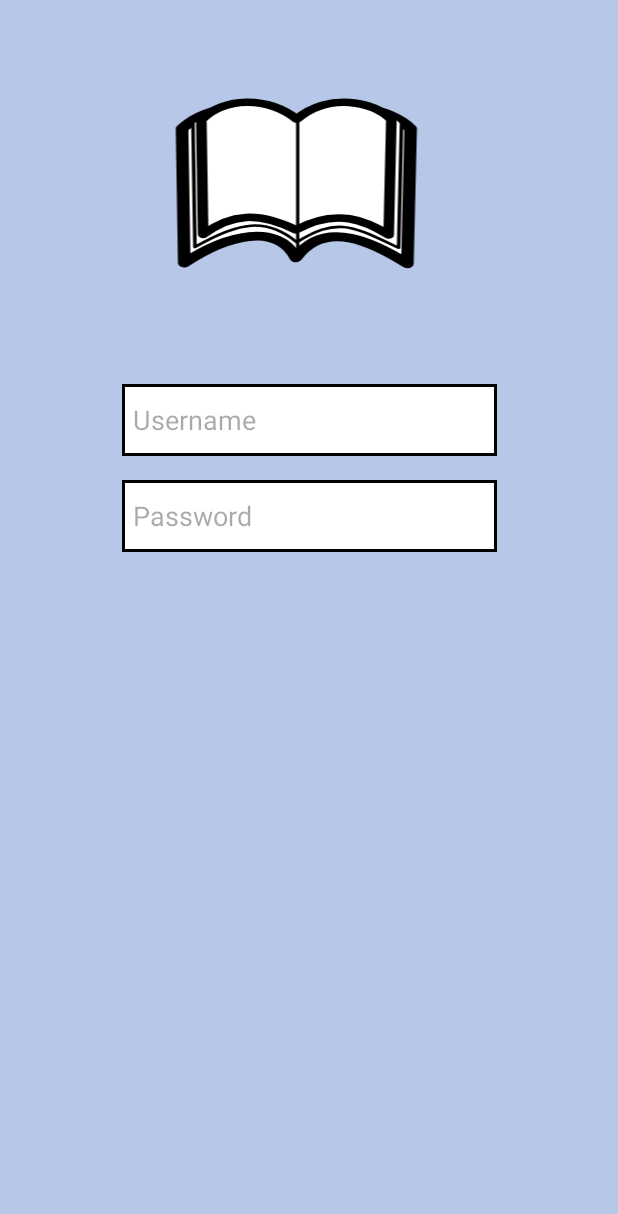
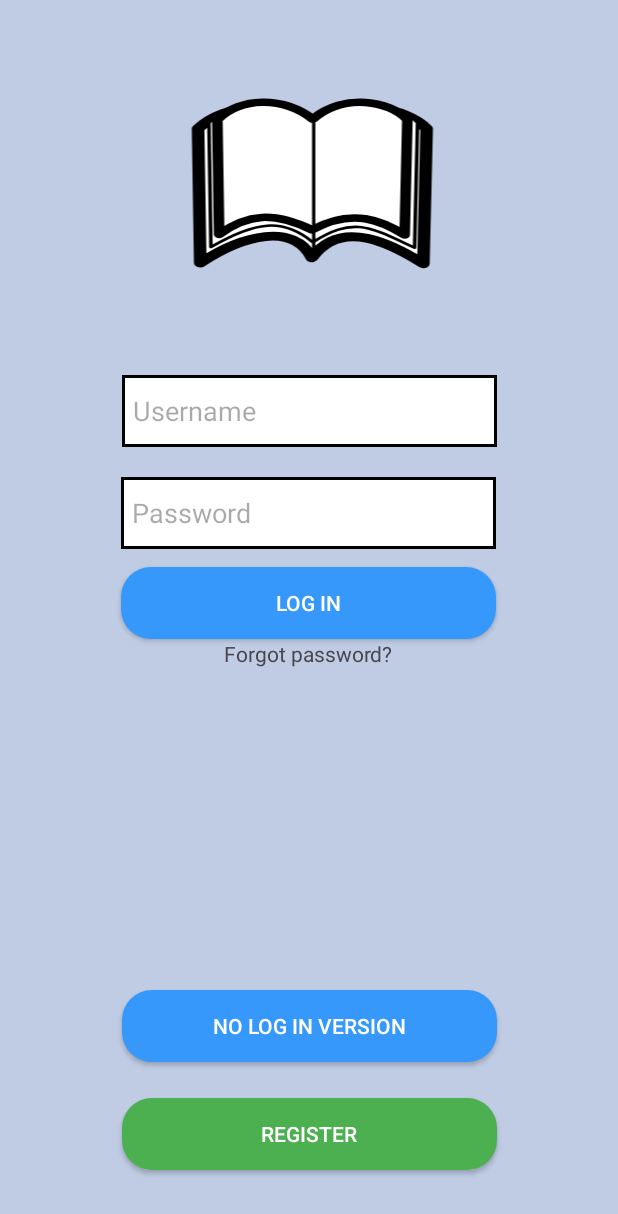
Before and after one commit to jakdxb/Flashcards, an Android app: the screen it shows after launch (MainActivity), on a phone screen of 412 x 824 dp. Shown: the top 1214 px of the screen. Run offline under Robolectric (Android 15) with nearby library versions, the phone set to English and light mode, and no system bars.

Commit message:
final layout for activity_main.xml

```diff
--- a/app/src/main/res/drawable/button_style.xml
+++ b/app/src/main/res/drawable/login_button_style.xml
@@ -1,5 +1,5 @@
 <?xml version="1.0" encoding="UTF-8"?>
 <shape xmlns:android="http://schemas.android.com/apk/res/android">
-    <solid android:color="#F8F6F4" />
-    <corners android:radius="10dp"/>
+    <solid android:color="#3598FA" />
+    <corners android:radius="20dp"/>
 </shape>
--- /dev/null
+++ b/app/src/main/res/drawable/register_button_style.xml
@@ -0,0 +1,5 @@
+<?xml version="1.0" encoding="UTF-8"?>
+<shape xmlns:android="http://schemas.android.com/apk/res/android">
+    <solid android:color="#4CAF50" />
+    <corners android:radius="20dp"/>
+</shape>
--- a/app/src/main/res/layout/activity_main.xml
+++ b/app/src/main/res/layout/activity_main.xml
@@ -4,23 +4,26 @@
     xmlns:tools="http://schemas.android.com/tools"
     android:layout_width="match_parent"
     android:layout_height="match_parent"
-    android:background="#B6C7E8"
+    android:background="#BFCCE4"
     tools:context=".MainActivity">
+
 
     <ImageView
         android:id="@+id/imageView"
         android:layout_width="396dp"
         android:layout_height="250dp"
+        app:layout_constraintEnd_toEndOf="parent"
+        app:layout_constraintHorizontal_bias="0.666"
         app:layout_constraintStart_toStartOf="parent"
+        app:layout_constraintTop_toTopOf="parent"
         app:srcCompat="@drawable/logo_foreground"
-        tools:ignore="MissingConstraints"
-        tools:layout_editor_absoluteY="1dp" />
+        tools:ignore="MissingConstraints" />
 
     <EditText
         android:id="@+id/username"
         android:layout_width="250dp"
         android:layout_height="wrap_content"
-        android:layout_marginTop="256dp"
+        android:background="@drawable/textfield_style"
         android:drawablePadding="10dp"
         android:ems="10"
         android:hint="Username"
@@ -28,20 +31,20 @@
         android:minHeight="48dp"
         android:padding="7dp"
         android:textColor="@color/black"
-        android:background="@drawable/textfield_style"
 
 
+        app:layout_constraintBottom_toTopOf="@+id/password"
         app:layout_constraintEnd_toEndOf="parent"
-        app:layout_constraintHorizontal_bias="0.5"
+        app:layout_constraintHorizontal_bias="0.503"
         app:layout_constraintStart_toStartOf="parent"
-        app:layout_constraintTop_toTopOf="parent" />
-
+        app:layout_constraintTop_toBottomOf="@+id/imageView"
+        app:layout_constraintVertical_bias="0.0" />
 
     <EditText
         android:id="@+id/password"
         android:layout_width="250dp"
         android:layout_height="wrap_content"
-        android:layout_marginTop="320dp"
+        android:layout_marginTop="20dp"
         android:background="@drawable/textfield_style"
         android:drawablePadding="10dp"
         android:ems="10"
@@ -53,9 +56,65 @@
 
 
         app:layout_constraintEnd_toEndOf="parent"
-        app:layout_constraintHorizontal_bias="0.50"
+        app:layout_constraintHorizontal_bias="0.496"
         app:layout_constraintStart_toStartOf="parent"
-        app:layout_constraintTop_toTopOf="parent" />
+        app:layout_constraintTop_toBottomOf="@id/username" />
+
+
+    <androidx.appcompat.widget.AppCompatButton
+        android:id="@+id/loginButton"
+        android:layout_width="250dp"
+        android:layout_height="48dp"
+        android:layout_marginTop="12dp"
+        android:background="@drawable/login_button_style"
+        android:text="Log in"
+        android:textAllCaps="true"
+        android:textColor="@color/white"
+        app:layout_constraintEnd_toEndOf="parent"
+        app:layout_constraintHorizontal_bias="0.496"
+        app:layout_constraintStart_toStartOf="parent"
+        app:layout_constraintTop_toBottomOf="@+id/password"
+        app:layout_constraintVertical_bias="0.0" />
+
+
+    <TextView
+        android:id="@+id/forgotPassword"
+        android:layout_width="wrap_content"
+        android:layout_height="wrap_content"
+
+        android:text="Forgot password?"
+        app:layout_constraintEnd_toEndOf="parent"
+        app:layout_constraintHorizontal_bias="0.498"
+        app:layout_constraintStart_toStartOf="parent"
+        app:layout_constraintTop_toBottomOf="@+id/loginButton" />
+
+    <androidx.appcompat.widget.AppCompatButton
+        android:id="@+id/registerButton"
+        android:layout_width="250dp"
+        android:layout_height="48dp"
+        android:layout_marginBottom="44dp"
+        android:background="@drawable/register_button_style"
+        android:text="Register"
+        android:textAllCaps="true"
+        android:textColor="@color/white"
+        app:layout_constraintBottom_toBottomOf="parent"
+        app:layout_constraintEnd_toEndOf="parent"
+        app:layout_constraintHorizontal_bias="0.503"
+        app:layout_constraintStart_toStartOf="parent" />
+
+    <androidx.appcompat.widget.AppCompatButton
+        android:id="@+id/getInButton"
+        android:layout_width="250dp"
+        android:layout_height="48dp"
+        android:layout_marginBottom="24dp"
+        android:background="@drawable/login_button_style"
+        android:text="NO LOG IN VERSION"
+        android:textAllCaps="true"
+        android:textColor="@color/white"
+        app:layout_constraintBottom_toTopOf="@+id/registerButton"
+        app:layout_constraintEnd_toEndOf="parent"
+        app:layout_constraintHorizontal_bias="0.503"
+        app:layout_constraintStart_toStartOf="parent" />
 
 
 </androidx.constraintlayout.widget.ConstraintLayout>
--- a/app/src/main/res/values/colors.xml
+++ b/app/src/main/res/values/colors.xml
@@ -2,4 +2,5 @@
 <resources>
     <color name="black">#FF000000</color>
     <color name="white">#FFFFFFFF</color>
+    <color name="green">#4CAF50</color>
 </resources>
```
